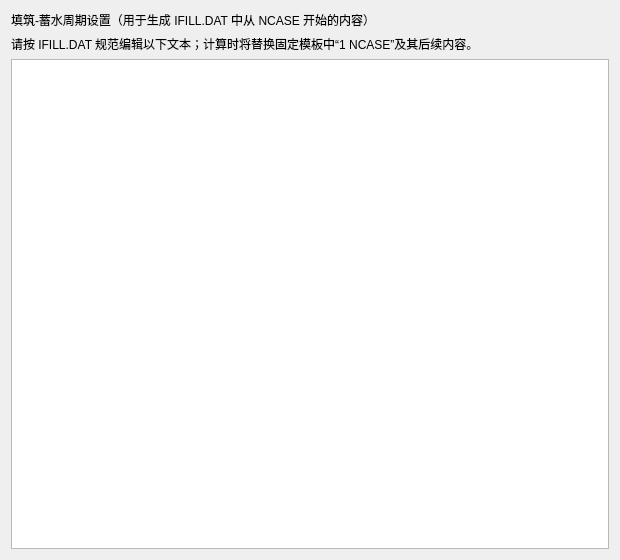
Qt form plugins/Base_Slover/FillStorageCyclePage.ui (asd977/base_cae) before a commit.
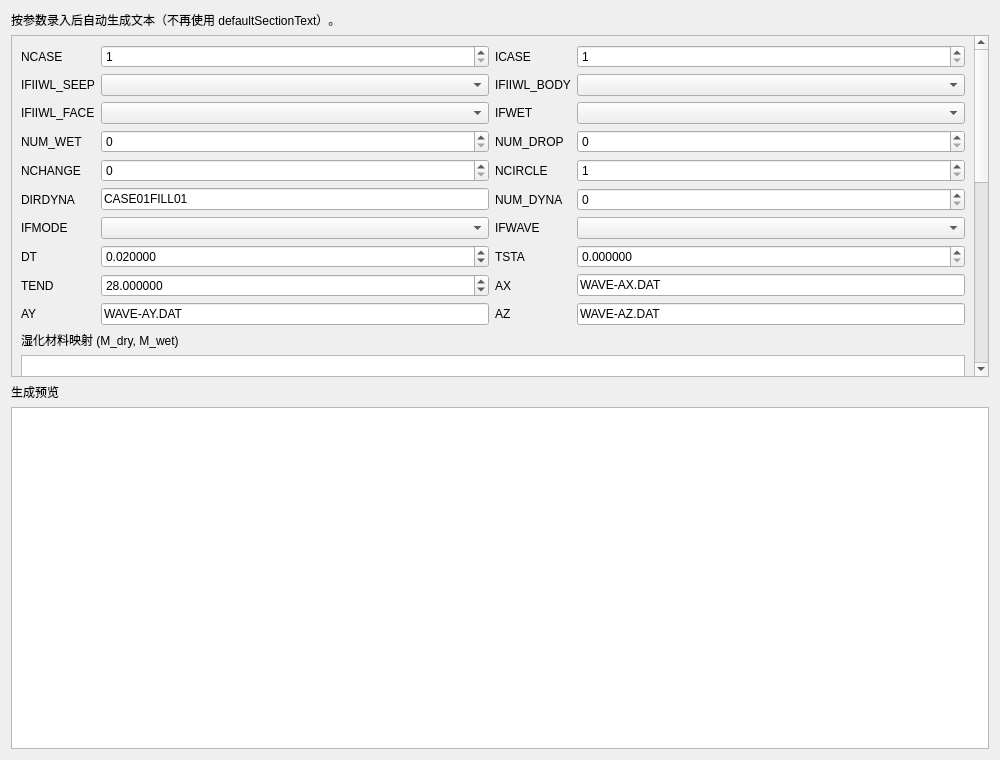
The same form after that commit.

Commit message: Refactor FillStorageCyclePage to structured parameter form

Patch:
```diff
--- a/plugins/Base_Slover/FillStorageCyclePage.ui
+++ b/plugins/Base_Slover/FillStorageCyclePage.ui
@@ -3,36 +3,89 @@
  <class>FillStorageCyclePage</class>
  <widget class="QWidget" name="FillStorageCyclePage">
   <property name="geometry">
-   <rect>
-    <x>0</x>
-    <y>0</y>
-    <width>620</width>
-    <height>560</height>
-   </rect>
+   <rect><x>0</x><y>0</y><width>1000</width><height>760</height></rect>
   </property>
   <property name="windowTitle">
    <string>填筑-蓄水周期</string>
   </property>
   <layout class="QVBoxLayout" name="verticalLayout">
-   <item>
-    <widget class="QLabel" name="titleLabel">
-     <property name="text">
-      <string>填筑-蓄水周期设置（用于生成 IFILL.DAT 中从 NCASE 开始的内容）</string>
-     </property>
-    </widget>
-   </item>
    <item>
     <widget class="QLabel" name="tipLabel">
      <property name="text">
-      <string>请按 IFILL.DAT 规范编辑以下文本；计算时将替换固定模板中“1 NCASE”及其后续内容。</string>
+      <string>按参数录入后自动生成文本（不再使用 defaultSectionText）。</string>
      </property>
-     <property name="wordWrap">
-      <bool>true</bool>
-     </property>
     </widget>
    </item>
    <item>
-    <widget class="QPlainTextEdit" name="plainTextEditSection"/>
+    <widget class="QScrollArea" name="scrollArea">
+     <property name="widgetResizable"><bool>true</bool></property>
+     <widget class="QWidget" name="scrollAreaWidgetContents">
+      <layout class="QVBoxLayout" name="allLayout">
+       <item>
+        <layout class="QGridLayout" name="baseGrid">
+         <item row="0" column="0"><widget class="QLabel" name="labelNcase"><property name="text"><string>NCASE</string></property></widget></item>
+         <item row="0" column="1"><widget class="QSpinBox" name="spinNcase"><property name="minimum"><number>1</number></property><property name="value"><number>1</number></property></widget></item>
+         <item row="0" column="2"><widget class="QLabel" name="labelIcase"><property name="text"><string>ICASE</string></property></widget></item>
+         <item row="0" column="3"><widget class="QSpinBox" name="spinIcase"><property name="minimum"><number>1</number></property><property name="value"><number>1</number></property></widget></item>
+         <item row="1" column="0"><widget class="QLabel" name="labelSeep"><property name="text"><string>IFIIWL_SEEP</string></property></widget></item>
+         <item row="1" column="1"><widget class="QComboBox" name="comboSeep"/></item>
+         <item row="1" column="2"><widget class="QLabel" name="labelBody"><property name="text"><string>IFIIWL_BODY</string></property></widget></item>
+         <item row="1" column="3"><widget class="QComboBox" name="comboBody"/></item>
+         <item row="2" column="0"><widget class="QLabel" name="labelFace"><property name="text"><string>IFIIWL_FACE</string></property></widget></item>
+         <item row="2" column="1"><widget class="QComboBox" name="comboFace"/></item>
+         <item row="2" column="2"><widget class="QLabel" name="labelIfWet"><property name="text"><string>IFWET</string></property></widget></item>
+         <item row="2" column="3"><widget class="QComboBox" name="comboIfWet"/></item>
+         <item row="3" column="0"><widget class="QLabel" name="labelNumWet"><property name="text"><string>NUM_WET</string></property></widget></item>
+         <item row="3" column="1"><widget class="QSpinBox" name="spinNumWet"/></item>
+         <item row="3" column="2"><widget class="QLabel" name="labelNumDrop"><property name="text"><string>NUM_DROP</string></property></widget></item>
+         <item row="3" column="3"><widget class="QSpinBox" name="spinNumDrop"/></item>
+         <item row="4" column="0"><widget class="QLabel" name="labelNchange"><property name="text"><string>NCHANGE</string></property></widget></item>
+         <item row="4" column="1"><widget class="QSpinBox" name="spinNchange"/></item>
+         <item row="4" column="2"><widget class="QLabel" name="labelNcircle"><property name="text"><string>NCIRCLE</string></property></widget></item>
+         <item row="4" column="3"><widget class="QSpinBox" name="spinNcircle"><property name="minimum"><number>1</number></property><property name="value"><number>1</number></property></widget></item>
+         <item row="5" column="0"><widget class="QLabel" name="labelDir"><property name="text"><string>DIRDYNA</string></property></widget></item>
+         <item row="5" column="1"><widget class="QLineEdit" name="editDirDyna"><property name="text"><string>CASE01FILL01</string></property></widget></item>
+         <item row="5" column="2"><widget class="QLabel" name="labelNumDyna"><property name="text"><string>NUM_DYNA</string></property></widget></item>
+         <item row="5" column="3"><widget class="QSpinBox" name="spinNumDyna"/></item>
+         <item row="6" column="0"><widget class="QLabel" name="labelIfMode"><property name="text"><string>IFMODE</string></property></widget></item>
+         <item row="6" column="1"><widget class="QComboBox" name="comboIfMode"/></item>
+         <item row="6" column="2"><widget class="QLabel" name="labelIfWave"><property name="text"><string>IFWAVE</string></property></widget></item>
+         <item row="6" column="3"><widget class="QComboBox" name="comboIfWave"/></item>
+         <item row="7" column="0"><widget class="QLabel" name="labelDt"><property name="text"><string>DT</string></property></widget></item>
+         <item row="7" column="1"><widget class="QDoubleSpinBox" name="spinDt"><property name="decimals"><number>6</number></property><property name="value"><double>0.020000</double></property></widget></item>
+         <item row="7" column="2"><widget class="QLabel" name="labelTsta"><property name="text"><string>TSTA</string></property></widget></item>
+         <item row="7" column="3"><widget class="QDoubleSpinBox" name="spinTsta"><property name="decimals"><number>6</number></property></widget></item>
+         <item row="8" column="0"><widget class="QLabel" name="labelTend"><property name="text"><string>TEND</string></property></widget></item>
+         <item row="8" column="1"><widget class="QDoubleSpinBox" name="spinTend"><property name="decimals"><number>6</number></property><property name="value"><double>28.000000</double></property></widget></item>
+         <item row="8" column="2"><widget class="QLabel" name="labelAx"><property name="text"><string>AX</string></property></widget></item>
+         <item row="8" column="3"><widget class="QLineEdit" name="editWaveAx"><property name="text"><string>WAVE-AX.DAT</string></property></widget></item>
+         <item row="9" column="0"><widget class="QLabel" name="labelAy"><property name="text"><string>AY</string></property></widget></item>
+         <item row="9" column="1"><widget class="QLineEdit" name="editWaveAy"><property name="text"><string>WAVE-AY.DAT</string></property></widget></item>
+         <item row="9" column="2"><widget class="QLabel" name="labelAz"><property name="text"><string>AZ</string></property></widget></item>
+         <item row="9" column="3"><widget class="QLineEdit" name="editWaveAz"><property name="text"><string>WAVE-AZ.DAT</string></property></widget></item>
+        </layout>
+       </item>
+       <item><widget class="QLabel" name="wetLabel"><property name="text"><string>湿化材料映射 (M_dry, M_wet)</string></property></widget></item>
+       <item><widget class="QTableWidget" name="tableWetMap"/></item>
+       <item><widget class="QLabel" name="dropLabel"><property name="text"><string>水位骤降列表 (HW_DROP_STA, HW_DROP_END)</string></property></widget></item>
+       <item><widget class="QTableWidget" name="tableDrop"/></item>
+       <item><widget class="QLabel" name="changeLabel"><property name="text"><string>材料属性变换 (M_old, M_new)</string></property></widget></item>
+       <item><widget class="QTableWidget" name="tableChange"/></item>
+       <item><widget class="QLabel" name="cycleLabel"><property name="text"><string>周期参数（12列）</string></property></widget></item>
+       <item><widget class="QTableWidget" name="tableCycle"/></item>
+       <item><widget class="QLabel" name="dynaLabel"><property name="text"><string>静力-动力材料变换 (M_STA, M_DYNA)</string></property></widget></item>
+       <item><widget class="QTableWidget" name="tableDyna"/></item>
+      </layout>
+     </widget>
+    </widget>
+   </item>
+   <item>
+    <widget class="QLabel" name="previewLabel"><property name="text"><string>生成预览</string></property></widget>
+   </item>
+   <item>
+    <widget class="QPlainTextEdit" name="plainTextPreview">
+     <property name="readOnly"><bool>true</bool></property>
+    </widget>
    </item>
   </layout>
  </widget>
```
The commit also changes 2 other files.
